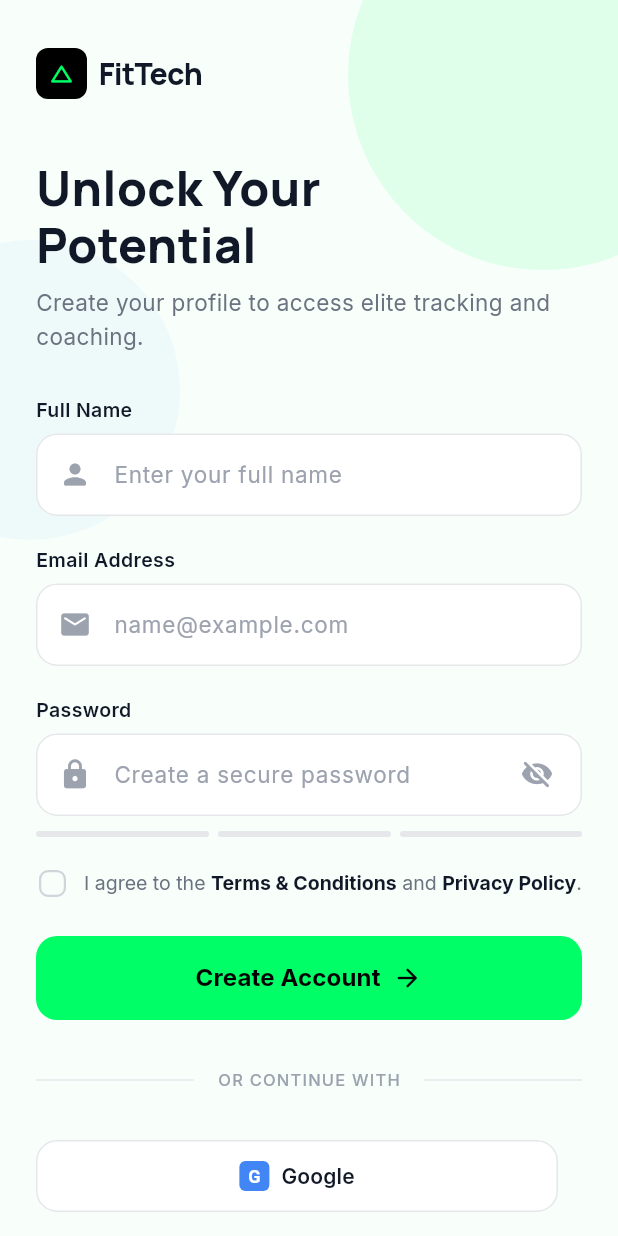
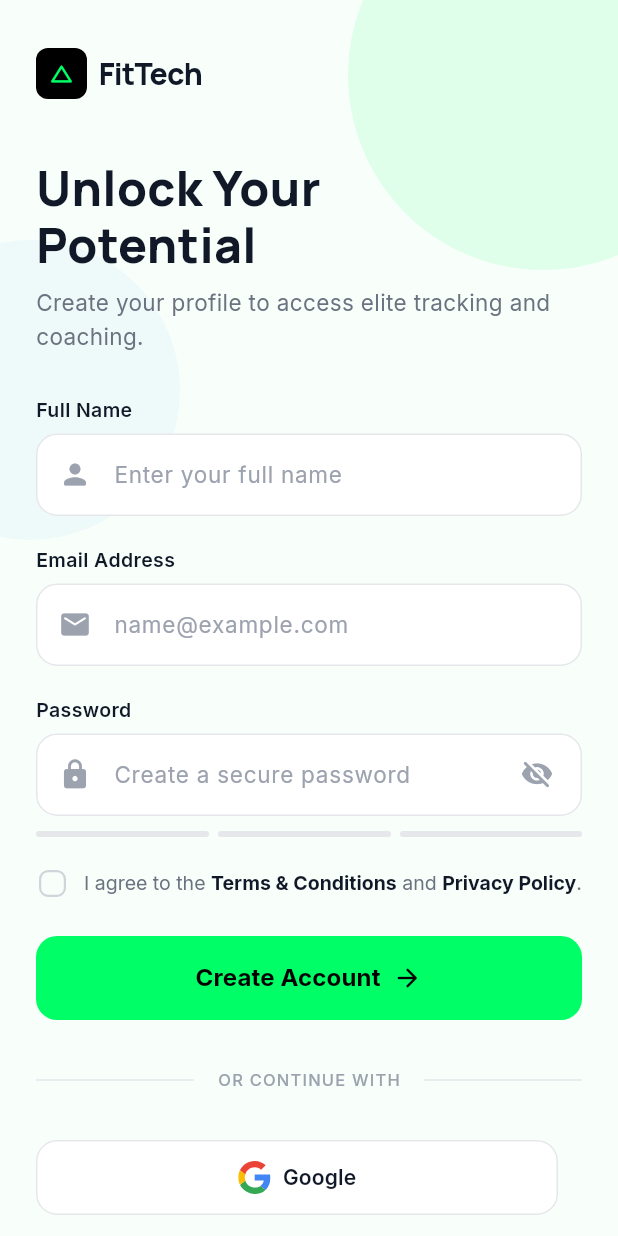
Before and after one commit to madSobirin/fitlife-mobile-app, a Flutter app: the screen it shows after launch, after a tap on "Skip", after a tap on "Sign Up", on a phone screen of 412 x 824 dp. Run offline on Flutter 3.47's test engine with Material 3 defaults, Android fonts, the light colour scheme and no system bars; our stand-ins replace flutter_svg, google_fonts, shared_preferences; network calls fail.

Commit message:
merubah icon google

```diff
--- a/lib/pages/auth/login.dart
+++ b/lib/pages/auth/login.dart
@@ -1,8 +1,7 @@
-// ignore_for_file: deprecated_member_use
-
 import 'package:fitlife/services/auth_services.dart' as auth;
 import 'package:flutter/material.dart';
 import 'package:google_fonts/google_fonts.dart';
+import 'package:flutter_svg/flutter_svg.dart';
 
 class LoginScreen extends StatefulWidget {
   const LoginScreen({super.key});
@@ -430,38 +429,15 @@ class _LoginScreenState extends State<LoginScreen> {
       children: [
         Expanded(
           child: _buildSocialButton(
-            icon: Container(
-              width: 20,
-              height: 20,
-              decoration: BoxDecoration(
-                borderRadius: BorderRadius.circular(4),
-                color: const Color(0xFF4285F4),
-              ),
-              child: const Center(
-                child: Text(
-                  'G',
-                  style: TextStyle(
-                    color: Colors.white,
-                    fontSize: 12,
-                    fontWeight: FontWeight.w700,
-                  ),
-                ),
-              ),
+            icon: SvgPicture.asset(
+              'assets/icons/google.svg',
+              width: 22,
+              height: 22,
             ),
             label: 'Google',
           ),
         ),
         const SizedBox(width: 16),
-        // Expanded(
-        //   child: _buildSocialButton(
-        //     icon: const Icon(
-        //       Icons.apple_rounded,
-        //       size: 22,
-        //       color: Color(0xFF111827),
-        //     ),
-        //     label: 'Apple',
-        //   ),
-        // ),
       ],
     );
   }
--- a/lib/pages/auth/register.dart
+++ b/lib/pages/auth/register.dart
@@ -3,6 +3,7 @@
 import 'package:fitlife/services/auth_services.dart' as auth;
 import 'package:flutter/material.dart';
 import 'package:google_fonts/google_fonts.dart';
+import 'package:flutter_svg/flutter_svg.dart';
 
 class RegisterScreen extends StatefulWidget {
   const RegisterScreen({super.key});
@@ -762,38 +763,15 @@ class _RegisterScreenState extends State<RegisterScreen> {
       children: [
         Expanded(
           child: _buildSocialButton(
-            icon: Container(
-              width: 20,
-              height: 20,
-              decoration: BoxDecoration(
-                borderRadius: BorderRadius.circular(4),
-                color: const Color(0xFF4285F4),
-              ),
-              child: const Center(
-                child: Text(
-                  'G',
-                  style: TextStyle(
-                    color: Colors.white,
-                    fontSize: 12,
-                    fontWeight: FontWeight.w700,
-                  ),
-                ),
-              ),
+            icon: SvgPicture.asset(
+              'assets/icons/google.svg',
+              width: 22,
+              height: 22,
             ),
             label: 'Google',
           ),
         ),
         const SizedBox(width: 16),
-        // Expanded(
-        //   child: _buildSocialButton(
-        //     icon: const Icon(
-        //       Icons.apple_rounded,
-        //       size: 22,
-        //       color: Color(0xFF111827),
-        //     ),
-        //     label: 'Apple',
-        //   ),
-        // ),
       ],
     );
   }
--- a/lib/pages/splash/onboarding.dart
+++ b/lib/pages/splash/onboarding.dart
@@ -221,6 +221,8 @@ class _OnboardingScreenState extends State<OnboardingScreen> {
           // Text content
           Expanded(
             flex: 4,
+            child: SingleChildScrollView(
+              physics: const NeverScrollableScrollPhysics(),
               child: Column(
                 crossAxisAlignment: CrossAxisAlignment.start,
                 children: [
@@ -295,6 +297,7 @@ class _OnboardingScreenState extends State<OnboardingScreen> {
                     ),
                   ),
                 ],
+              ),
             ),
           ),
         ],
```
Also changed, not shown: pubspec.yaml (+5 -5 lines), assets/icons/google.svg (added), pubspec.lock. Lines whose indentation alone changed are shown as unchanged.
